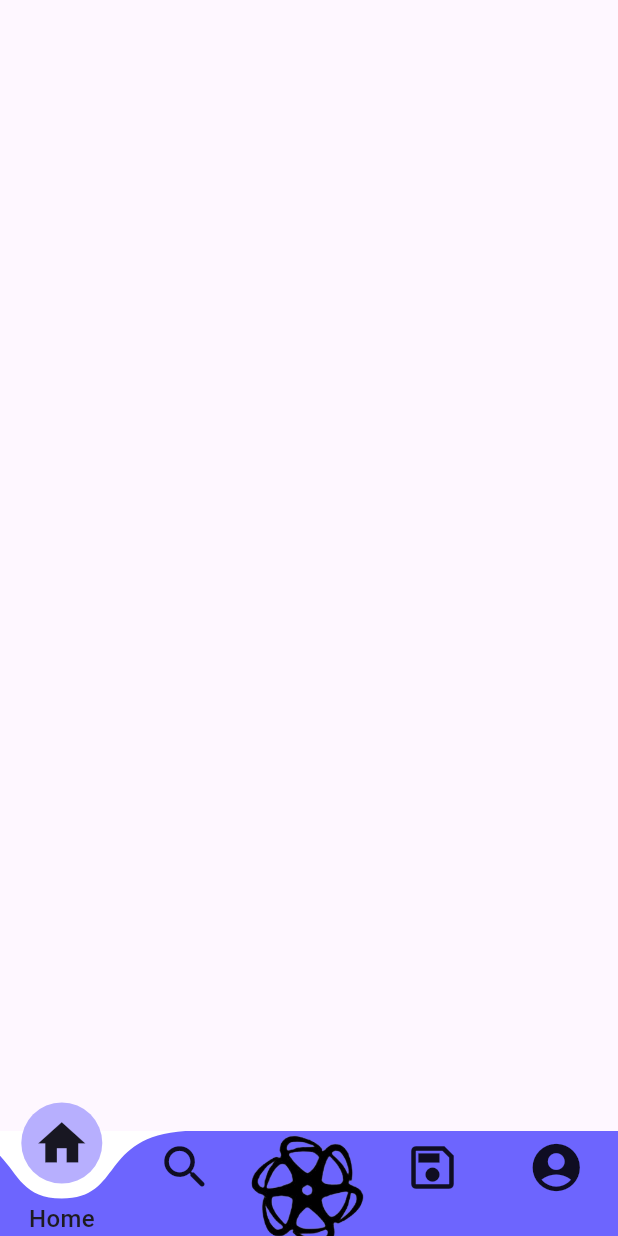
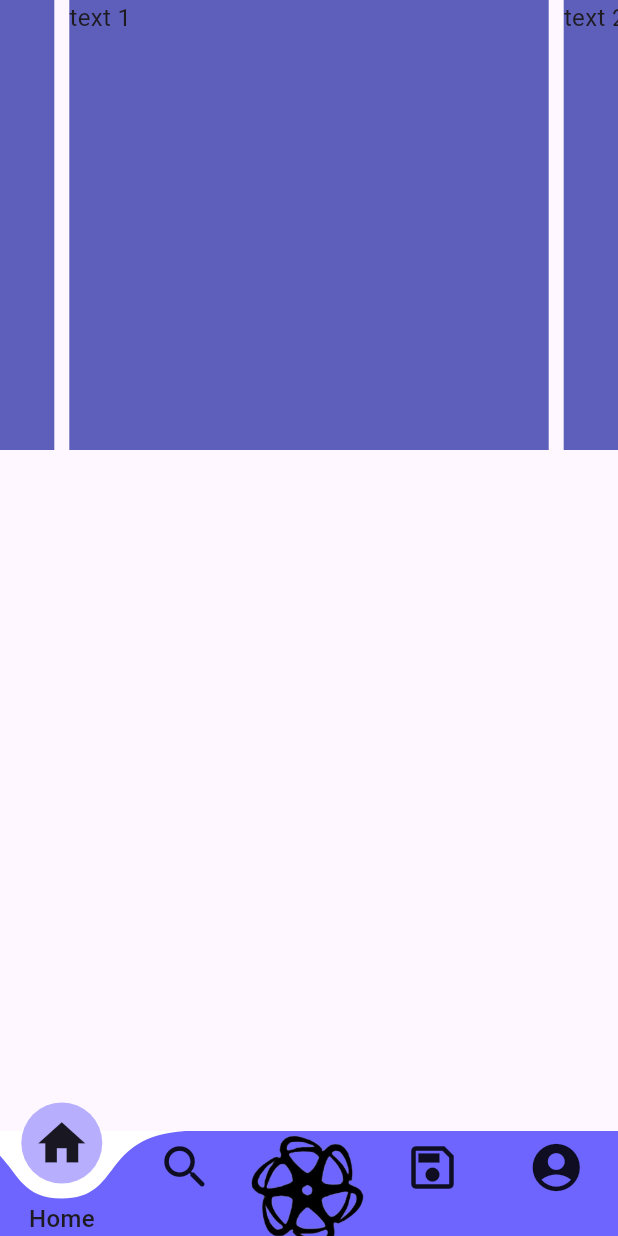
Before and after one commit to Yuv1810/studybot, a Flutter app: the Home screen opened directly, on a phone screen of 412 x 824 dp. Run offline on Flutter 3.47's test engine with Material 3 defaults, Android fonts, the light colour scheme and no system bars; drawn by our look-alikes of carousel_slider, curved_labeled_navigation_bar; our stand-ins replace cloud_firestore, firebase_auth, firebase_core, flutter_secure_storage, google_sign_in; accounts and stored records are empty.

Commit message:
23 dec added carousel

```diff
--- a/lib/Pages/MyChatApp.dart
+++ b/lib/Pages/MyChatApp.dart
@@ -57,12 +57,14 @@ class ChatState extends State<MyChatApp> {
                   ),
                 ),
                 Container(
+                    margin: const EdgeInsets.fromLTRB(13, 10, 13, 20),
+                    padding: const EdgeInsets.fromLTRB(10, 0, 0, 0),
                     decoration: BoxDecoration(
                       border: Border.all(
                         color: Colors.black,
                         width: 1.0,
                       ),
-                      borderRadius: BorderRadius.circular(10),
+                      borderRadius: BorderRadius.circular(15),
                     ),
                     child: Row(
                       children: [
--- a/lib/home.dart
+++ b/lib/home.dart
@@ -4,7 +4,7 @@ import 'package:flutter/material.dart';
 import 'package:studybot/Pages/MychatApp.dart';
 import 'package:studybot/Pages/SearchPage.dart';
 import 'package:studybot/Pages/Profile.dart';
-import 'package:studybot/dummy2.dart';
+import 'package:carousel_slider/carousel_slider.dart';
 
 class Home extends StatefulWidget {
   const Home({super.key});
@@ -89,10 +89,6 @@ class Homestate extends State<Home> {
                 const TextStyle(fontSize: 16, fontWeight: FontWeight.w500),
           ),
           CurvedNavigationBarItem(
-            // child: const Icon(
-            //   Icons.ac_unit_rounded,
-            //   size: 28,
-            // ),
             child: Image.asset('assets/Engine.png', scale: 1),
             label: labels[2],
             labelStyle:
@@ -118,6 +114,32 @@ class Homestate extends State<Home> {
           ),
         ],
       ),
+      body: Column(crossAxisAlignment: CrossAxisAlignment.center, children: [
+        //for lesson page
+        const Row(),
+        //evalution and test
+        const Row(),
+        //carousel here
+
+        CarouselSlider(
+          options: CarouselOptions(height: 300.0),
+          items: [1, 2, 3, 4, 5].map((i) {
+            return Builder(
+              builder: (BuildContext context) {
+                return Container(
+                    width: MediaQuery.of(context).size.width,
+                    margin: const EdgeInsets.symmetric(horizontal: 5.0),
+                    decoration: const BoxDecoration(
+                        color: Color.fromARGB(255, 93, 95, 187)),
+                    child: Text(
+                      'text $i',
+                      style: const TextStyle(fontSize: 16.0),
+                    ));
+              },
+            );
+          }).toList(),
+        )
+      ]),
     ));
   }
 }
--- a/pubspec.yaml
+++ b/pubspec.yaml
@@ -34,6 +34,8 @@ dependencies:
   firebase_auth: ^4.15.3
   firebase_core: ^2.24.2
   cloud_firestore: ^4.13.6
+  flutter_secure_storage: ^9.0.0
+  carousel_slider: ^4.2.1
 
 
   # The following adds the Cupertino Icons font to your application.
@@ -51,7 +53,7 @@ dev_dependencies:
   # package. See that file for information about deactivating specific lint
   # rules and activating additional ones.
   flutter_lints: ^3.0.1
-  flutter_secure_storage: ^9.0.0
+
 
 
 # For information on the generic Dart part of this file, see the
```
Also changed, not shown: lib/main.dart (+29 -11 lines), lib/subjectform.dart (+6 -4 lines), pubspec.lock, 1 other file.
